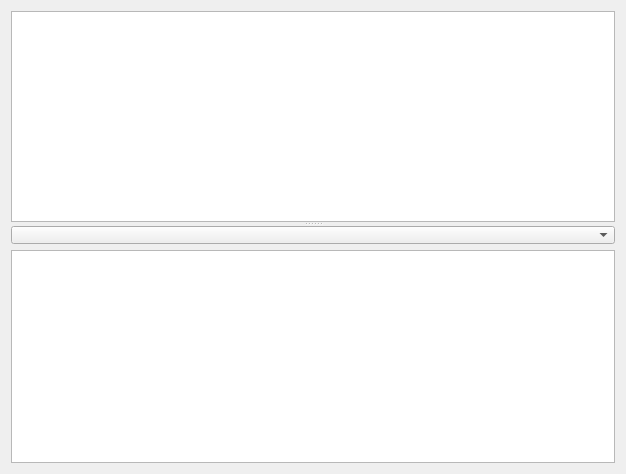
Qt form NBAdmin/TabWindow.ui (gitnitrosbase/QtAdmin) before a commit.
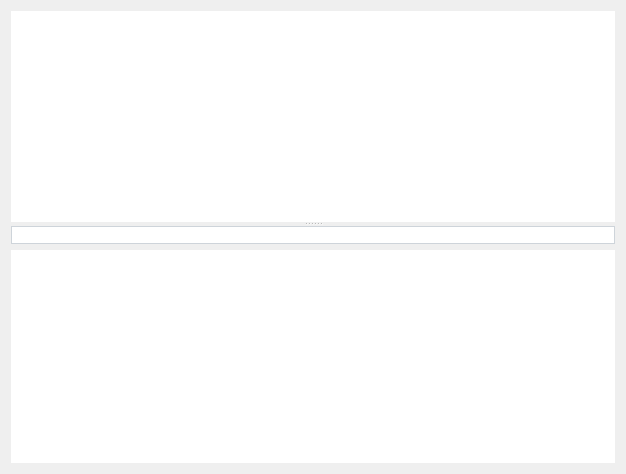
The same form after that commit. Icons and pictures are not drawn.

Diff of the .ui file:
```diff
--- a/NBAdmin/TabWindow.ui
+++ b/NBAdmin/TabWindow.ui
@@ -13,6 +13,59 @@
   <property name="windowTitle">
    <string>Form</string>
   </property>
+  <property name="styleSheet">
+   <string notr="true">QTextEdit {
+	border: 0;
+}
+
+QComboBox {
+	font: 10pt &quot;Segoe UI&quot;;
+    color: #555;
+	border: 1px solid #ced4da;
+}
+
+QComboBox::drop-down 
+{
+    border: 0px;
+}
+
+QComboBox::down-arrow {
+	image: url(:/images/arrow.svg);
+	width: 10px;
+	height: 10px;
+}
+
+QComboBox::on {
+	border: 4px solid #c2dbfe;
+}
+
+QComboBox QListView {
+	font-size: 12px;
+	border: 1px solid rgba(0,0,0,10%);
+	padding: 5px;	
+	background-color: #fff;
+	outline: 0px;
+}
+
+QComboBox QListView::item {
+	font: 10pt &quot;Segoe UI&quot;;
+	padding-left: 10px;
+	background-color: #fff;
+	
+}
+
+QComboBox QListView::item {	
+	background-color: #1e90ff;
+}
+
+QComboBox QListView::item::selectd {
+	background-color: #1e90ff;
+}
+
+QTableView {
+	border: 0px;
+}</string>
+  </property>
   <layout class="QVBoxLayout" name="verticalLayout">
    <item>
     <widget class="QSplitter" name="splitter">
@@ -35,12 +88,7 @@
         </widget>
        </item>
        <item row="1" column="0">
-        <widget class="QTableWidget" name="tableWidget">
-         <property name="styleSheet">
-          <string notr="true">margin: 0;
-padding: 0;</string>
-         </property>
-        </widget>
+        <widget class="QTableView" name="tableWidget_"/>
        </item>
       </layout>
      </widget>
```
Left out of the diff: 4 changed lines with no effect on the pictures.
